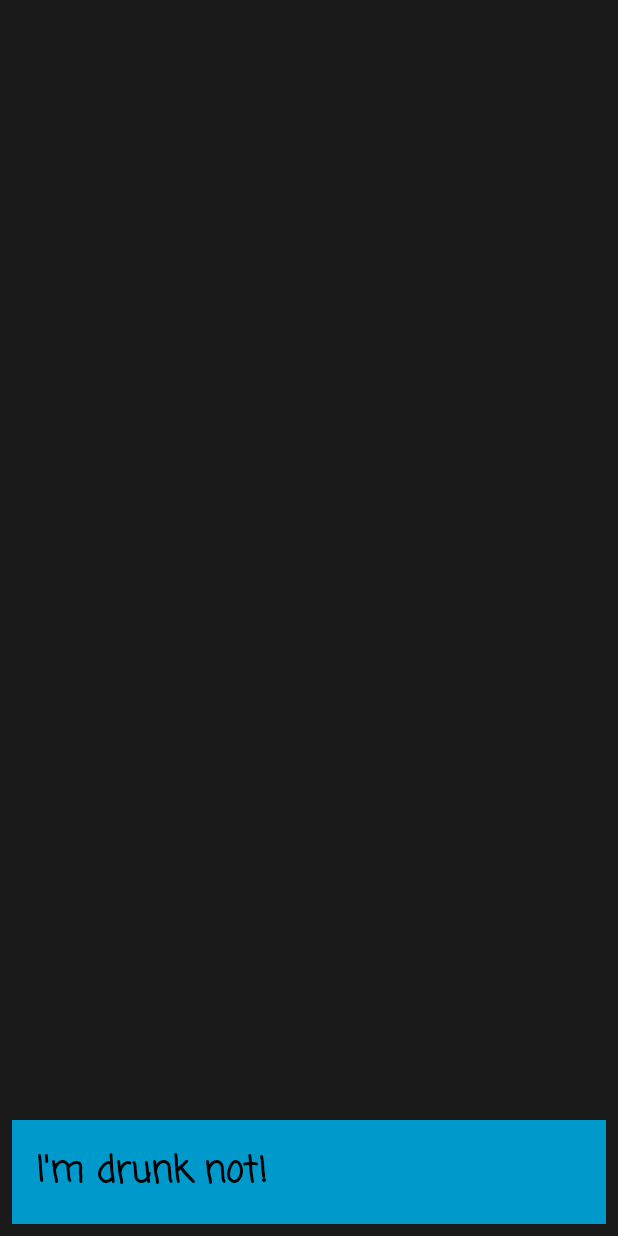
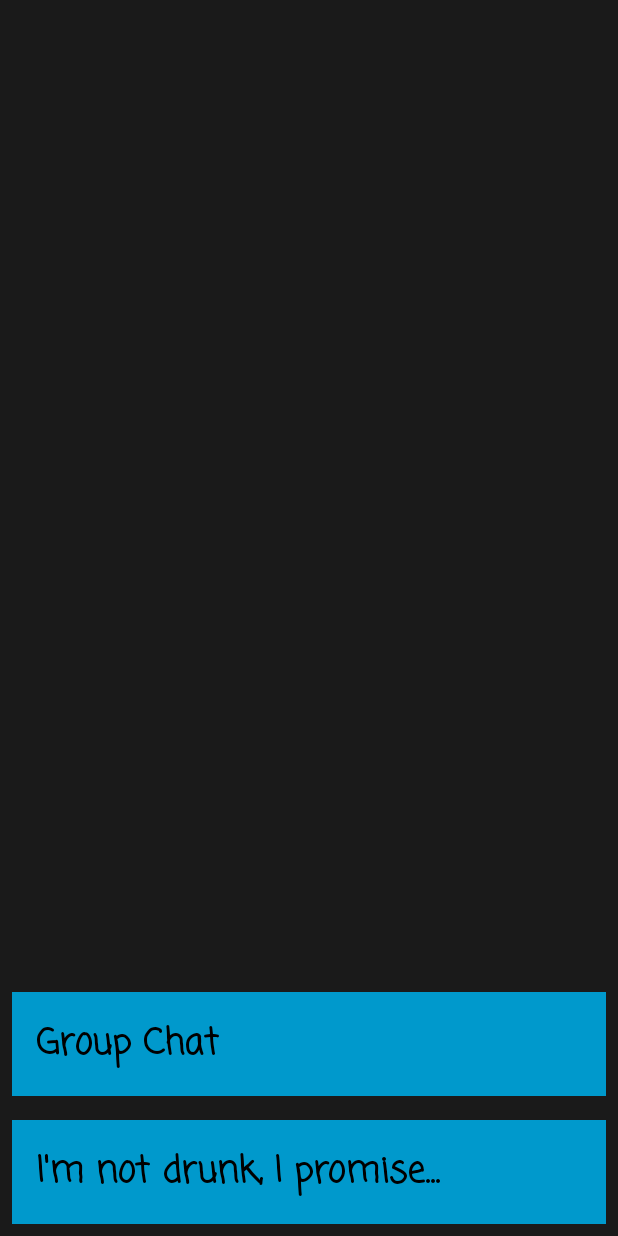
Before and after one commit to Charblee/App_Of_Shame, an Android app: the MainActivity screen opened directly, with no data from a screen before it, on a phone screen of 412 x 824 dp. Run offline under Robolectric (Android 15) with nearby library versions, the phone set to English and light mode, and no system bars.

Commit message:
Added Group Chat button

```diff
--- a/app/src/main/java/com/example/rossc/appofshame/MainActivity.java
+++ b/app/src/main/java/com/example/rossc/appofshame/MainActivity.java
@@ -13,6 +13,14 @@ public class MainActivity extends AppCompatActivity {
         super.onCreate(savedInstanceState);
         setContentView(R.layout.main_activity);
 
+        Button chat_button = (Button) findViewById(R.id.chat_button);
+        chat_button.setOnClickListener(new View.OnClickListener(){
+            @Override
+            public void onClick(View view) {
+
+            }
+        });
+
         Button notDrunkBtn = (Button) findViewById(R.id.no_longer_drunk_btn);
         notDrunkBtn.setOnClickListener(new View.OnClickListener() {
             @Override
--- a/app/src/main/res/layout/main_activity.xml
+++ b/app/src/main/res/layout/main_activity.xml
@@ -9,11 +9,25 @@
         android:layout_height="wrap_content"
         android:layout_alignParentBottom="true"
         android:background="@android:color/holo_blue_dark"
-        android:text="I'm drunk not!"
+        android:text="I'm not drunk, I promise..."
         android:textColor="#000000"
         android:fontFamily="casual"
         android:textStyle="bold"
         android:textSize="24dp"
         android:id="@+id/no_longer_drunk_btn"
         />
+
+    <Button
+        android:layout_margin="8dp"
+        android:layout_width="match_parent"
+        android:layout_height="wrap_content"
+        android:layout_above="@id/no_longer_drunk_btn"
+        android:background="@android:color/holo_blue_dark"
+        android:text="Group Chat"
+        android:textColor="#000000"
+        android:fontFamily="casual"
+        android:textStyle="bold"
+        android:textSize="24dp"
+        android:id="@+id/chat_button"
+        />
 </RelativeLayout>
```
